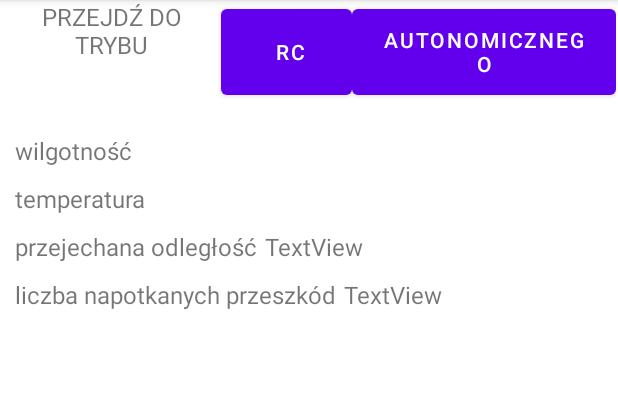
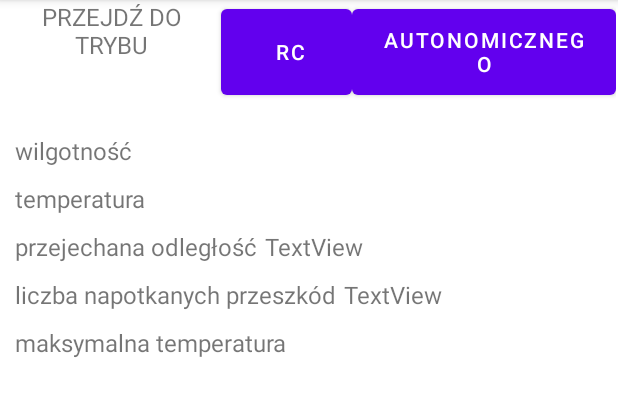
Before and after one commit to SlawomirJJ/maluch-aplikacja, an Android app: the pomiaryActivity screen opened directly, with no data from a screen before it, on a phone screen of 412 x 824 dp, the part 84-501 px from its top. Run offline under Robolectric (Android 15) with nearby library versions, the phone set to English and light mode, and no system bars; our stand-ins replace Firebase (no records; nobody signed in at launch, a user with empty details on screens opened directly).

Commit message:
działa2

```diff
--- a/maluch3/app/src/main/java/com/robo/maluch3/pomiaryActivity.kt
+++ b/maluch3/app/src/main/java/com/robo/maluch3/pomiaryActivity.kt
@@ -49,8 +49,9 @@ class pomiaryActivity : AppCompatActivity() {
 
                 var temperatura =StringBuilder()
                 var wilgotnosc = StringBuilder()
-                var maxTemperatura:Double
-                var maxWilgotnosc:Double
+                var maxTemperatura=StringBuilder()
+                var maxWilgotnosc=StringBuilder()
+                //var obstacleNumbers:StringBuilder()
 
                 for (i in p0.children) {
                     if(i.key=="PRZ")
@@ -69,12 +70,7 @@ class pomiaryActivity : AppCompatActivity() {
 
                         }
 
-                    if(i.key=="dodatkoweDane")
-                        {
-                            maxTemperatura = i.child("maxTemperatura").getValue().toString().toDouble()
-                            maxWilgotnosc = i.child("maxWilgotnosc").getValue().toString().toDouble()
 
-                        }
 
 
                         var temp= i.child("temperatura").getValue()
@@ -87,6 +83,17 @@ class pomiaryActivity : AppCompatActivity() {
 
 
                     }
+                    if(i.key=="dodatkoweDane")
+                    {
+                        var maxTemp = i.child("maxTemperatura").getValue().toString().toDouble()
+                        maxTemperatura.append("$maxTemp")
+
+                        var maxWilg = i.child("maxWilgotnosc").getValue().toString().toDouble()
+                        maxWilgotnosc.append("$maxWilg")
+
+                        //obstacleNumbers = i.child("obstacleNumbers").getValue().toString().toInt()
+
+                    }
                 }
 
 
@@ -94,6 +101,8 @@ class pomiaryActivity : AppCompatActivity() {
 
                 textView_temperatura.setText(temperatura)
                 textView_wilgotnosc.setText(wilgotnosc)
+
+                textView_maxTemperatura.setText(maxTemperatura)
 
 
             }
--- a/maluch3/app/src/main/res/layout/activity_pomiary.xml
+++ b/maluch3/app/src/main/res/layout/activity_pomiary.xml
@@ -5,6 +5,28 @@
     android:layout_width="match_parent"
     android:layout_height="match_parent"
     tools:context=".pomiaryActivity">
+
+    <TextView
+        android:id="@+id/textView_maxTemperatura"
+        android:layout_width="wrap_content"
+        android:layout_height="wrap_content"
+        android:layout_marginStart="5dp"
+        android:layout_marginTop="10dp"
+        android:text="TextView"
+        android:textSize="16sp"
+        app:layout_constraintStart_toEndOf="@+id/textView10"
+        app:layout_constraintTop_toBottomOf="@+id/textView_licz_przeszkod" />
+
+    <TextView
+        android:id="@+id/textView10"
+        android:layout_width="wrap_content"
+        android:layout_height="wrap_content"
+        android:layout_marginStart="10dp"
+        android:layout_marginTop="10dp"
+        android:text="maksymalna temperatura"
+        android:textSize="16sp"
+        app:layout_constraintStart_toStartOf="parent"
+        app:layout_constraintTop_toBottomOf="@+id/textView14" />
 
     <TextView
         android:id="@+id/textView13"
```
